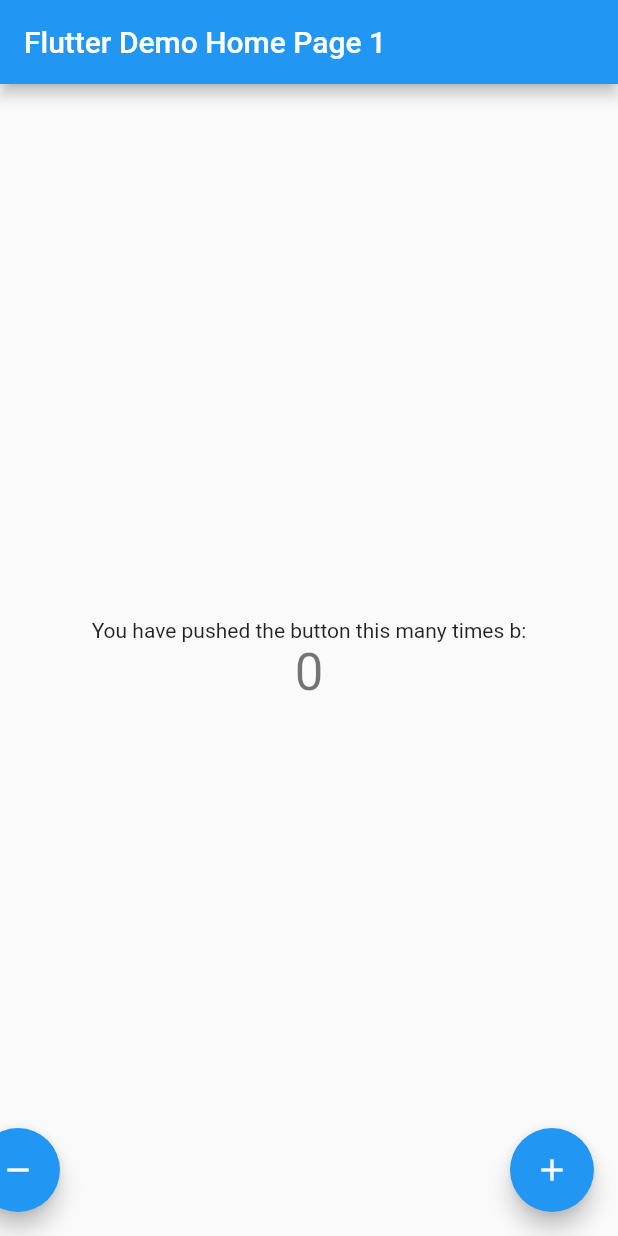
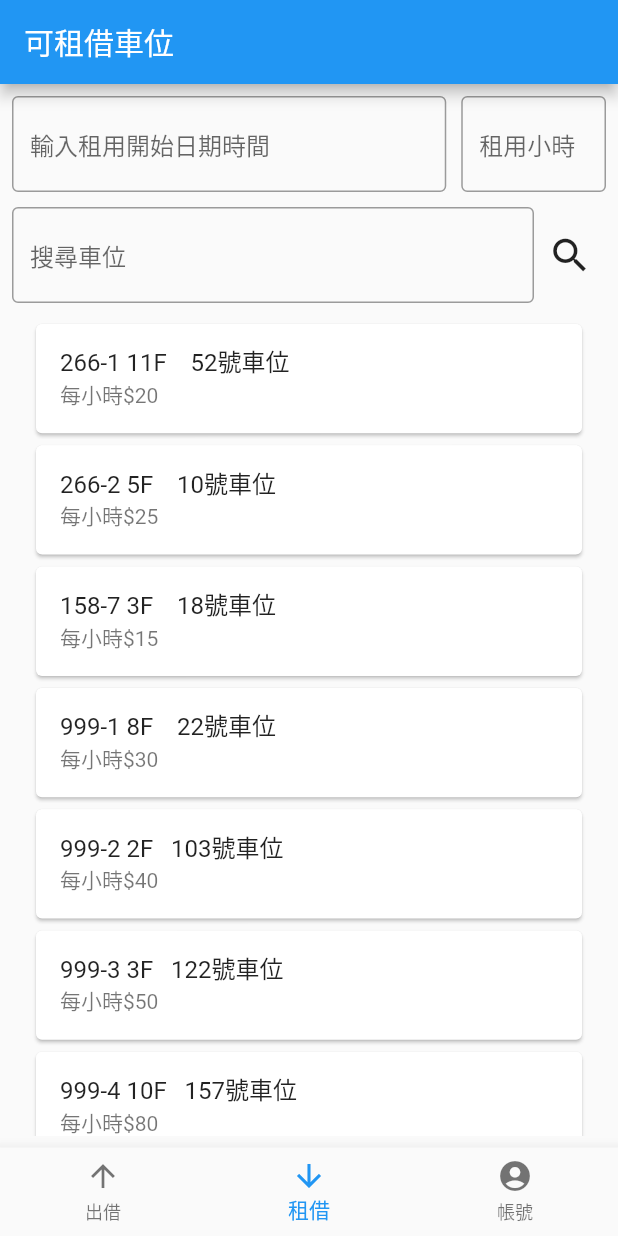
Before and after one commit to Syana6/ParkPals, a Flutter app: the screen it shows after launch, on a phone screen of 412 x 824 dp. Run offline on Flutter 3.47's test engine with Material 2 defaults, Android fonts, the phone set to English and light mode, and no system bars.

Commit message:
初版首頁

```diff
--- a/lib/main.dart
+++ b/lib/main.dart
@@ -1,150 +1,290 @@
 import 'package:flutter/material.dart';
+import 'package:flutter/services.dart';
 
 void main() {
-  runApp(const MyApp());
+  runApp(const ParkPALsApp());
 }
 
-// StatelessWidget是一個無狀態的Widget，用於構建不需要在應用程序生命週期中保持狀態的場景中，
-// 一旦構建完成就不能被修改。
-class MyApp extends StatelessWidget {
-  const MyApp({super.key});
+class ParkPALsApp extends StatelessWidget {
+  const ParkPALsApp({Key? key}) : super(key: key);
 
-  // 這個 Widget 是應用程式的根組件，即所有其他的 Widget 都是它的子 Widget。它負責渲染整個應用程式的畫面。
-  // 在整個應用程式中只會被實例化一次，並且是其他 Widget 的共同父級。在設計應用程式時，通常會在這個 Widget 中定義應用程式的全局變數和配置。
   @override
   Widget build(BuildContext context) {
     return MaterialApp(
-      title: 'Flutter Demo',
+      title: '社區車位租借',
       theme: ThemeData(
-        // 應用程式的主題（theme），用來定義應用程式的整體外觀和樣式，例如標題欄和背景色等。
-        // 將 primarySwatch 改為 Colors.green是示範如何在應用程式運行時動態更改主題設定。
         primarySwatch: Colors.blue,
+        visualDensity: VisualDensity.adaptivePlatformDensity,
       ),
-      home: const MyHomePage(title: 'Flutter Demo Home Page 1'),
+      home: const HomePage(title: '可租借車位'),
     );
   }
 }
 
-// StatefulWidget是一個有狀態的Widget，用於生命週期狀態保持、
-// 負責創建、繪製和構建Widget。
-// 當使用StatefulWidget時，通常需要重寫其State類的build方法。
-// 當狀態改變時，Flutter框架會自動調用State對象的build方法，重新構建Widget，以反映新的狀態。
-class MyHomePage extends StatefulWidget {
-  const MyHomePage({super.key, required this.title});
+class HomePage extends StatefulWidget {
+  const HomePage({Key? key, required this.title}) : super(key: key);
 
-  // State 物件是 Widget 的配置檔，它包含一些由父 Widget（即 App Widget）提供的值（在這個例子中是title），
-  // 並且這些值會被用於 State 的 build 方法中。
-  // 在 Widget 的子類中，所有的欄位都必須標記為 "final"，表示一旦被賦值後就不能再改變了。
   final String title;
 
   @override
-  // 負責維護Widget的狀態、重繪和更新。
-  State<MyHomePage> createState() => _MyHomePageState();
+  _HomePageState createState() => _HomePageState();
 }
 
-// 首頁建構_incrementCounter方法
-// 表頭、Body、ActionButton在最底下
-class _MyHomePageState extends State<MyHomePage> {
-  int _counter = 0;
+class _HomePageState extends State<HomePage> with TickerProviderStateMixin {
+  int _selectedIndex = 1; // 預設是租借
+  String searchValue = '';
 
-  void _incrementCounter() {
+  List<ParkingSpace> filteredParkingSpaces = []; // 搜尋後的車位
+  AnimationController? animationController;
+
+  @override
+  void initState() {
+    filteredParkingSpaces = parkingSpaces;
+    animationController = AnimationController(
+        duration: const Duration(milliseconds: 3000), vsync: this);
+
+    super.initState();
+  }
+
+  void _onItemTapped(int index) {
     setState(() {
-      // 這個方法是調用了 Flutter 框架的 setState 方法，用於告訴框架該 State 發生了變化，
-      // 需要重新執行下方的 build 方法，這樣顯示就可以反映出更新後的值。
-      // 如果我們改變了 _counter 變數的值，但沒有調用 setState() 方法，則 build 方法將不會重新執行，所以顯示上就看不到任何變化。
-      _counter++;
+      _selectedIndex = index;
+      // TODO: 根據選擇的按鈕改變頁面
     });
   }
-    void _decrementCounter() {
+
+  // 搜尋車位
+  void searchParkingSpaces() {
     setState(() {
-      // 這個方法是調用了 Flutter 框架的 setState 方法，用於告訴框架該 State 發生了變化，
-      // 需要重新執行下方的 build 方法，這樣顯示就可以反映出更新後的值。
-      // 如果我們改變了 _counter 變數的值，但沒有調用 setState() 方法，則 build 方法將不會重新執行，所以顯示上就看不到任何變化。
-      _counter--;
+      filteredParkingSpaces = parkingSpaces
+          .where((space) => '${space.owner} ${space.floor} ${space.space}'
+              .contains(searchValue))
+          .toList();
     });
   }
 
   @override
+  void dispose() {
+    animationController?.dispose();
+    super.dispose();
+  }
+
+  @override
   Widget build(BuildContext context) {
-      // 這個方法會在每次調用 setState() 方法時被重新執行，
-      // 例如在 _incrementCounter 方法中。在這個方法中，會重新定義 Widget 的結構和樣式，以便反映出最新的狀態。
-
-
     return Scaffold(
       appBar: AppBar(
-        // 設置 AppBar 的標題文字，標題文字的內容是 MyHomePage 物件的一個屬性，由 App.build 方法創建。
         title: Text(widget.title),
       ),
-      body: Center(
-        // Center 是一個佈局（layout）Widget，它用於將其單一的子 Widget 居中放置在父 Widget 中。
+      body: Padding(
+        padding: const EdgeInsets.all(8.0),
         child: Column(
-          // 預設情況下，Column 的寬度會自適應子 Widget 的寬度，並且會盡可能地填滿父 Widget 的高度。
-          // Widget 垂直居中
-          mainAxisAlignment: MainAxisAlignment.center,
           children: <Widget>[
-            const Text(
-              'You have pushed the button this many times b:',
+            Row(
+              children: [
+                Expanded(
+                  flex: 3,
+                  child: TextField(
+                    decoration: const InputDecoration(
+                      hintText: '輸入租用開始日期時間',
+                      border: OutlineInputBorder(),
+                    ),
+                    onTap: () {
+                      // TODO: 在這裡加入選擇日期時間的功能
+                    },
+                  ),
+                ),
+                const SizedBox(width: 10),
+                Expanded(
+                  flex: 1,
+                  child: TextField(
+                    decoration: const InputDecoration(
+                      hintText: '租用小時',
+                      border: OutlineInputBorder(),
+                    ),
+                    inputFormatters: [
+                      LengthLimitingTextInputFormatter(2),
+                    ],
+                    keyboardType: TextInputType.number,
+                    onChanged: (value) {
+                      setState(() {
+                        // TODO 只能輸入數字
+                      });
+                    },
+                  ),
+                ),
+              ],
             ),
-            Text(
-              '$_counter',
-              style: Theme.of(context).textTheme.headlineMedium,
+            const SizedBox(height: 10),
+            Row(
+              children: [
+                Expanded(
+                  child: TextField(
+                    decoration: const InputDecoration(
+                      hintText: '搜尋車位',
+                      border: OutlineInputBorder(),
+                    ),
+                    onChanged: (value) {
+                      searchValue = value;
+                      searchParkingSpaces();
+                    },
+                  ),
+                ),
+                IconButton(
+                  iconSize: 30,
+                  icon: const Icon(Icons.search),
+                  onPressed: searchParkingSpaces,
+                ),
+              ],
             ),
-            // DefaultTabController(
-            //   length: tabList.length,
-            //   child: Scaffold(
-            //     appBar: TabBar(
-            //       tabs: tabList.map((choice) {
-            //         return Tab(
-            //           text: choice.title,
-            //           icon: Icon(choice.icon),
-            //         );
-            //       }).toList(),
-            //     ),
-            //     body: TabBarView(
-            //       children: tabList.map((choice) {
-            //       return Center(
-            //         child: Icon(
-            //           choice.icon,
-            //           size: 100.0,
-            //         ),
-            //       );
-            //     }).toList()),
-            //   ),
-            // ),
+            const SizedBox(height: 10),
+            Expanded(
+              child: ListView.builder(
+                padding: const EdgeInsets.only(top: 0, left: 12, right: 12),
+                scrollDirection: Axis.vertical,
+                itemCount: filteredParkingSpaces.length,
+                itemBuilder: (context, index) {
+                  final Animation<double> animation =
+                      Tween<double>(begin: 0.0, end: 1.0).animate(
+                    CurvedAnimation(
+                      parent: animationController!,
+                      curve: Interval(
+                          (1 / filteredParkingSpaces.length) * index, 1.0,
+                          curve: Curves.fastOutSlowIn),
+                    ),
+                  );
+
+                  animationController?.forward();
+                  return ParkingSpaceListView(
+                    animation: animation,
+                    animationController: animationController,
+                    listData: filteredParkingSpaces[index],
+                    callBack: () {
+                      Navigator.push(
+                        context,
+                        MaterialPageRoute(
+                          builder: (context) => DetailPage(
+                              parkingSpace: filteredParkingSpaces[index]!),
+                        ),
+                      );
+                    },
+                  );
+                },
+              ),
+            ),
           ],
         ),
       ),
-      floatingActionButton: Stack(
-        children: [
-          Align(
-            alignment: Alignment.bottomRight,
-            child: FloatingActionButton(
-              onPressed: _incrementCounter,
-              tooltip: 'Increment',
-              child: const Icon(Icons.add),
-            ),
+      bottomNavigationBar: BottomNavigationBar(
+        items: const <BottomNavigationBarItem>[
+          BottomNavigationBarItem(
+            icon: Icon(Icons.arrow_upward),
+            label: '出借',
           ),
-          Align(
-            alignment: Alignment.bottomLeft,
-            child: FloatingActionButton(
-              onPressed: _decrementCounter,
-              tooltip: 'Decrement',
-              child: const Icon(Icons.remove),
-            ),
+          BottomNavigationBarItem(
+            icon: Icon(Icons.arrow_downward),
+            label: '租借',
+          ),
+          BottomNavigationBarItem(
+            icon: Icon(Icons.account_circle),
+            label: '帳號',
           ),
         ],
+        currentIndex: _selectedIndex,
+        selectedItemColor: Colors.blue,
+        onTap: _onItemTapped,
       ),
     );
   }
 }
 
-class TabChoice {
-  final String title;
-  final IconData icon;
-  const TabChoice(this.title, this.icon);
+class DetailPage extends StatelessWidget {
+  final ParkingSpace parkingSpace;
+
+  const DetailPage({Key? key, required this.parkingSpace}) : super(key: key);
+
+  @override
+  Widget build(BuildContext context) {
+    return Scaffold(
+      appBar: AppBar(
+        title: Text(
+            '${parkingSpace.owner} ${parkingSpace.floor} ${parkingSpace.space}'),
+      ),
+      body: Center(
+        // TODO: 替換成從後端取得的車位照片
+        child: Image.network('https://example.com/parking_space_image.png'),
+      ),
+    );
+  }
 }
 
-const List<TabChoice> tabList = <TabChoice>[
-  TabChoice('Happy', Icons.mood),
-  TabChoice('Sad', Icons.mood_bad),
+class ParkingSpace {
+  final String owner;
+  final String floor;
+  final String space;
+  final int price;
+
+  ParkingSpace(this.owner, this.floor, this.space, this.price);
+}
+
+List<ParkingSpace> parkingSpaces = [
+  ParkingSpace('266-1', '11F', '52號車位', 20),
+  ParkingSpace('266-2', '5F', '10號車位', 25),
+  ParkingSpace('158-7', '3F', '18號車位', 15),
+  ParkingSpace('999-1', '8F', '22號車位', 30),
+  ParkingSpace('999-2', '2F', '103號車位', 40),
+  ParkingSpace('999-3', '3F', '122號車位', 50),
+  ParkingSpace('999-4', '10F', '157號車位', 80),
+  ParkingSpace('999-5', '12F', '383號車位', 1),
+  ParkingSpace('999-6', '13F', '88號車位', 10),
+  ParkingSpace('999-7', '14F', '66號車位', 5),
+  // 更多車位...
 ];
+
+// 自定義ParkingSpaceListView
+class ParkingSpaceListView extends StatelessWidget {
+  const ParkingSpaceListView(
+      {Key? key,
+      this.listData,
+      this.callBack,
+      this.animationController,
+      this.animation})
+      : super(key: key);
+
+  final ParkingSpace? listData;
+  final VoidCallback? callBack;
+  final AnimationController? animationController;
+  final Animation<double>? animation;
+
+  @override
+  Widget build(BuildContext context) {
+    return AnimatedBuilder(
+      animation: animationController!,
+      builder: (BuildContext context, Widget? child) {
+        // 透明度的漸變效果，子 Widget 將根據動畫的進度進行淡入淡出效果
+        return FadeTransition(
+          opacity: animation!,
+          // 進行二維變換，例如平移、縮放和旋轉
+          child: Transform(
+            transform: Matrix4.translationValues(
+                200 * (1.0 - animation!.value), 0.0, 0.0),
+            // 指定子 Widget 的寬高比
+            child: AspectRatio(
+              aspectRatio: 4.6,
+              // 裁剪為圓角矩形形狀
+              child: ClipRRect(
+                borderRadius: const BorderRadius.all(Radius.circular(4.0)),
+                child: Card(
+                  child: ListTile(
+                    title: Text('${listData!.owner} ${listData!.floor} ${listData!.space.padLeft(8)}'),
+                    subtitle: Text('每小時\$${listData!.price}'),
+                    onTap: callBack,
+                  ),
+                ),
+              ),
+            ),
+          ),
+        );
+      },
+    );
+  }
+}
```
Also changed, not shown: 1 other file.
